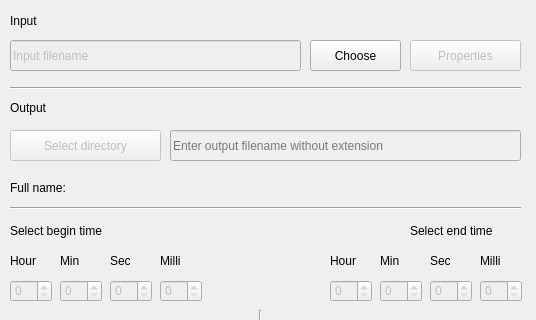
First picture: the form in HIM_Labo2-FFMPEG/mainwindow.ui, repository Supertrawn/H, before the edit; both pictures show x 0 to 536 and y 0 to 320 of the 536 by 561 pixel window.
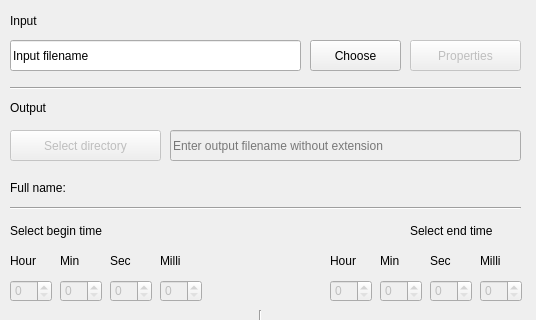
Second picture: the form after the edit.

```diff
--- a/HIM_Labo2-FFMPEG/mainwindow.ui
+++ b/HIM_Labo2-FFMPEG/mainwindow.ui
@@ -42,7 +42,7 @@
    </widget>
    <widget class="QLineEdit" name="inputFileEdit">
     <property name="enabled">
-     <bool>false</bool>
+     <bool>true</bool>
     </property>
     <property name="geometry">
      <rect>
@@ -55,6 +55,9 @@
     <property name="text">
      <string>Input filename</string>
     </property>
+    <property name="readOnly">
+     <bool>true</bool>
+    </property>
    </widget>
    <widget class="QPushButton" name="propertiesBt">
     <property name="enabled">
```
Left out of the diff: 9 changed lines with no effect on the pictures.
